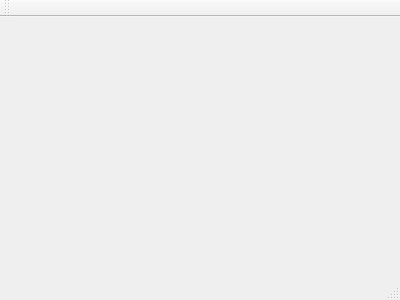
Before: the Qt Designer form mainwindow.ui in wiktor426/FuzzyLogicLoan, drawn with Qt 5.
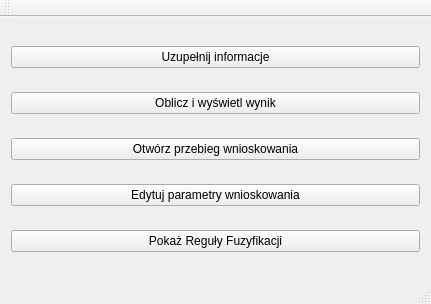
After: the same form once the commit is applied.

Commit message: Input data rules and charts for them

Diff of the .ui file:
```diff
--- a/mainwindow.ui
+++ b/mainwindow.ui
@@ -6,14 +6,52 @@
    <rect>
     <x>0</x>
     <y>0</y>
-    <width>400</width>
-    <height>300</height>
+    <width>431</width>
+    <height>304</height>
    </rect>
   </property>
   <property name="windowTitle">
    <string>MainWindow</string>
   </property>
-  <widget class="QWidget" name="centralWidget"/>
+  <widget class="QWidget" name="centralWidget">
+   <layout class="QVBoxLayout" name="verticalLayout">
+    <item>
+     <widget class="QPushButton" name="pushButtonQuestionnaire">
+      <property name="text">
+       <string>Uzupełnij informacje</string>
+      </property>
+     </widget>
+    </item>
+    <item>
+     <widget class="QPushButton" name="pushButtonCalculateAnShow">
+      <property name="text">
+       <string>Oblicz i wyświetl wynik</string>
+      </property>
+     </widget>
+    </item>
+    <item>
+     <widget class="QPushButton" name="pushButtonInference">
+      <property name="text">
+       <string>Otwórz przebieg wnioskowania</string>
+      </property>
+     </widget>
+    </item>
+    <item>
+     <widget class="QPushButton" name="pushButtonEditParameters">
+      <property name="text">
+       <string>Edytuj parametry wnioskowania</string>
+      </property>
+     </widget>
+    </item>
+    <item>
+     <widget class="QPushButton" name="pushButtonShowFuzzyficationRules">
+      <property name="text">
+       <string>Pokaż Reguły Fuzyfikacji</string>
+      </property>
+     </widget>
+    </item>
+   </layout>
+  </widget>
   <widget class="QMenuBar" name="menuBar">
    <property name="geometry">
     <rect>
```
Left out of the diff: 2 changed lines with no effect on the pictures. The commit also changes 9 other files.
